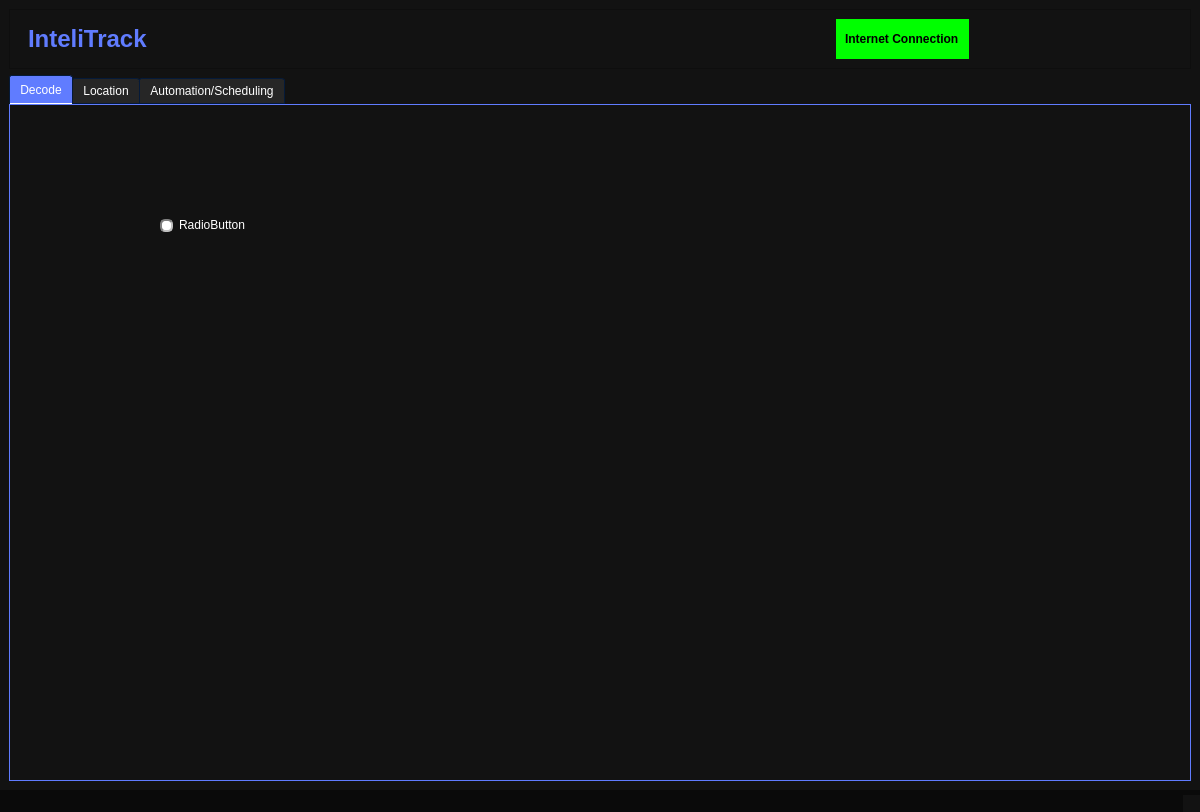
Qt form Senior-Design/mainwindow.ui (JamesOstrowski21/Senior_Design-) before a commit.
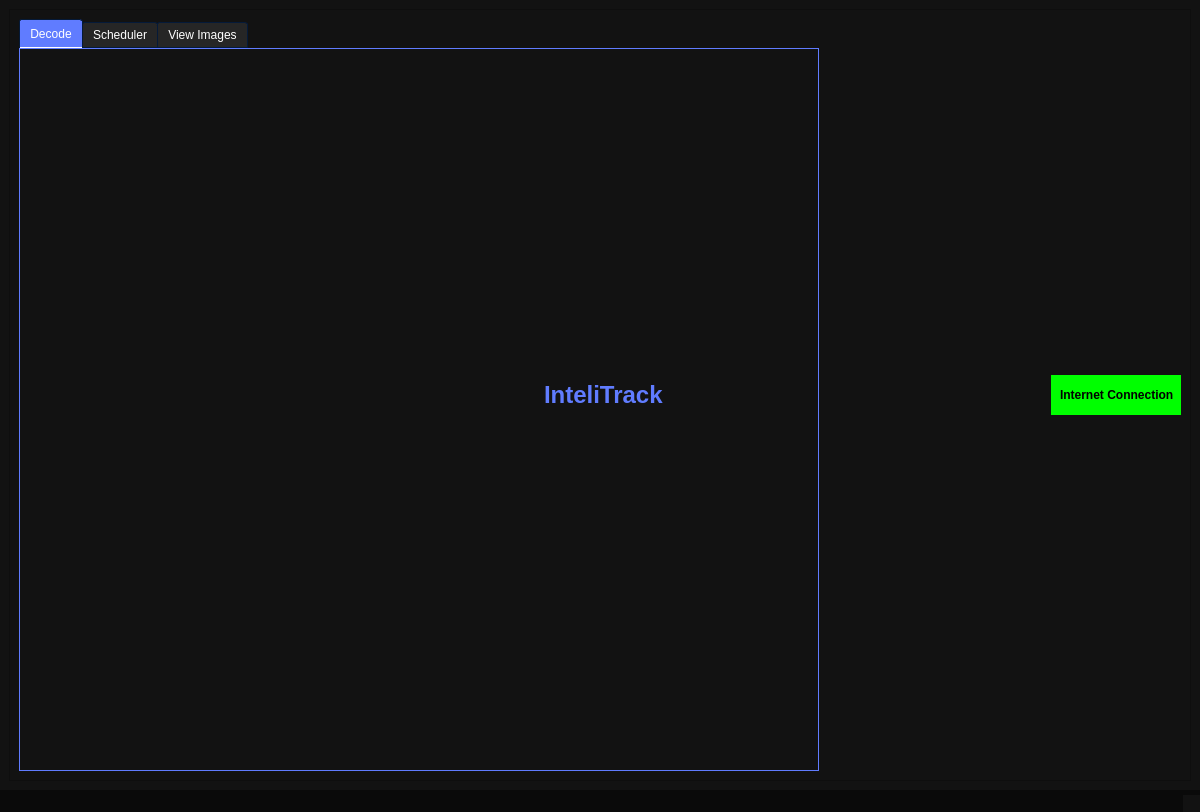
The same form after that commit. Icons and pictures are not drawn.

Commit message: update tab labels

```diff
--- a/Senior-Design/mainwindow.ui
+++ b/Senior-Design/mainwindow.ui
@@ -1221,6 +1221,34 @@
          <enum>QFrame::Raised</enum>
         </property>
         <layout class="QHBoxLayout" name="horizontalLayout_2">
+         <item>
+          <widget class="QTabWidget" name="tabWidget">
+           <property name="minimumSize">
+            <size>
+             <width>800</width>
+             <height>60</height>
+            </size>
+           </property>
+           <property name="currentIndex">
+            <number>0</number>
+           </property>
+           <widget class="QWidget" name="decode_page">
+            <attribute name="title">
+             <string>Decode</string>
+            </attribute>
+           </widget>
+           <widget class="QWidget" name="location_page">
+            <attribute name="title">
+             <string>Scheduler</string>
+            </attribute>
+           </widget>
+           <widget class="QWidget" name="automation_page">
+            <attribute name="title">
+             <string>View Images</string>
+            </attribute>
+           </widget>
+          </widget>
+         </item>
          <item alignment="Qt::AlignLeft|Qt::AlignVCenter">
           <widget class="QLabel" name="application_title">
            <property name="minimumSize">
@@ -1277,47 +1305,6 @@
         </layout>
        </widget>
       </item>
-      <item>
-       <widget class="QTabWidget" name="tabWidget">
-        <property name="minimumSize">
-         <size>
-          <width>800</width>
-          <height>60</height>
-         </size>
-        </property>
-        <property name="currentIndex">
-         <number>0</number>
-        </property>
-        <widget class="QWidget" name="decode_page">
-         <attribute name="title">
-          <string>Decode</string>
-         </attribute>
-         <widget class="QRadioButton" name="radioButton">
-          <property name="geometry">
-           <rect>
-            <x>150</x>
-            <y>110</y>
-            <width>100</width>
-            <height>20</height>
-           </rect>
-          </property>
-          <property name="text">
-           <string>RadioButton</string>
-          </property>
-         </widget>
-        </widget>
-        <widget class="QWidget" name="location_page">
-         <attribute name="title">
-          <string>Location</string>
-         </attribute>
-        </widget>
-        <widget class="QWidget" name="automation_page">
-         <attribute name="title">
-          <string>Automation/Scheduling</string>
-         </attribute>
-        </widget>
-       </widget>
-      </item>
      </layout>
     </item>
    </layout>
```
